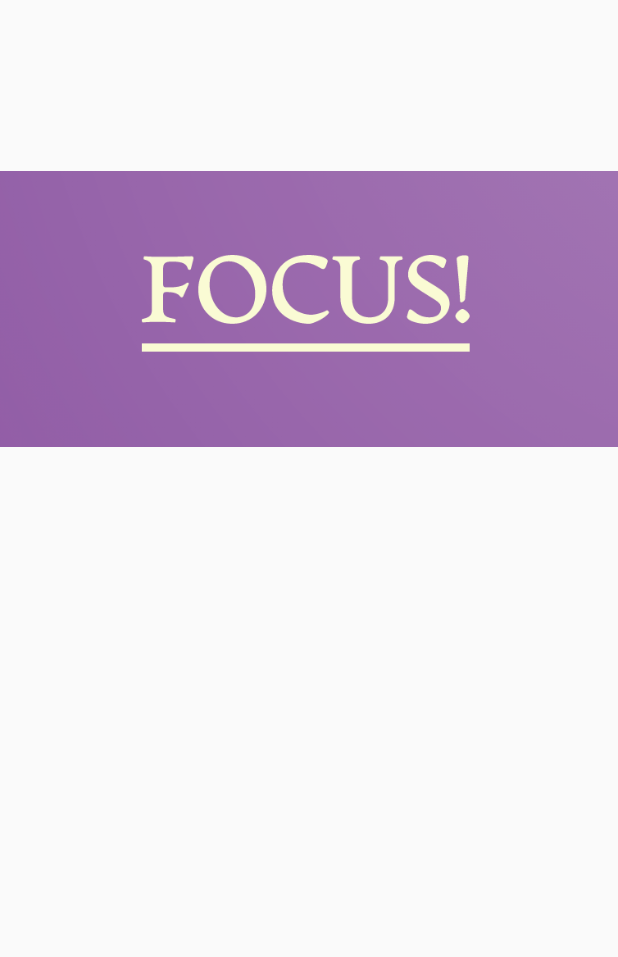
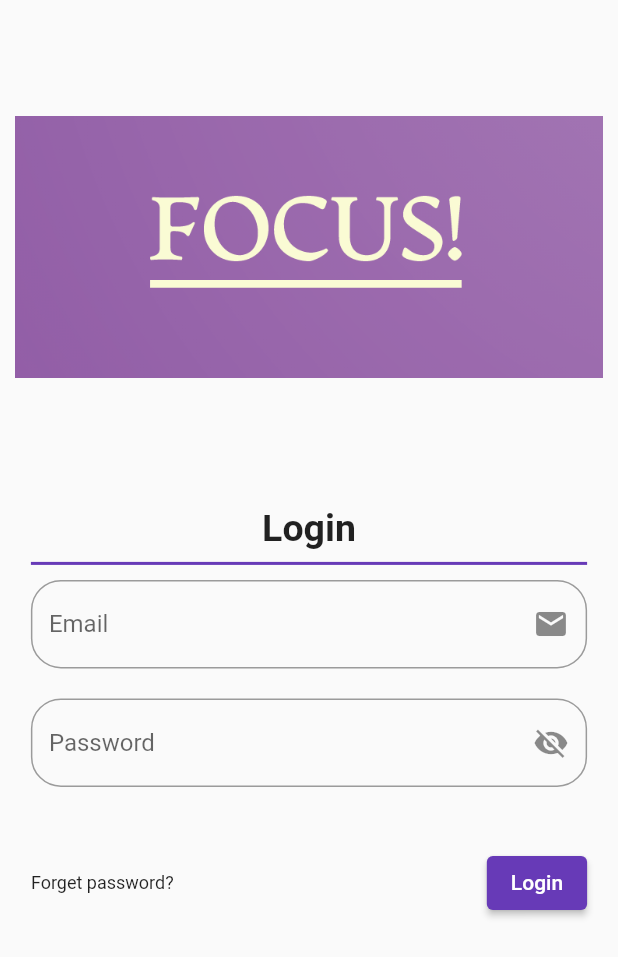
Before and after one commit to addipls/focus, a Flutter app: the screen it shows after launch, on a phone screen of 412 x 824 dp. Shown: the top 957 px of the screen. Run offline on Flutter 3.47's test engine with Material 2 defaults, Android fonts, the phone set to English and light mode, and no system bars.

Commit message:
Login screen without functionality

```diff
--- a/lib/main.dart
+++ b/lib/main.dart
@@ -17,7 +17,7 @@ class MyApp extends StatelessWidget {
     return MaterialApp(
       title: 'FOCUS!',
       theme: ThemeData(
-        primarySwatch: Colors.purple,
+        primarySwatch: Colors.deepPurple,
       ),
       home: const LoginScreen(),
     );
--- a/lib/screens/login_screen.dart
+++ b/lib/screens/login_screen.dart
@@ -20,10 +20,69 @@ class _LoginScreenState extends State<LoginScreen> {
           child: Column(
             mainAxisAlignment: MainAxisAlignment.center,
             children: [
-              Container(
-                width: width,
-                height: height * .5,
+              SizedBox(
+                width: width * .95,
+                height: height * .4,
                 child: Image.asset("assets/focuslogo.png"),
+              ),
+              Padding(
+                padding: const EdgeInsets.all(8),
+                child:
+                  SizedBox(
+                    width: width * .9,
+                    child: Row(
+                      mainAxisAlignment: MainAxisAlignment.center,
+                      children: [
+                        Text('Login',style: TextStyle(fontSize: 25.0,fontWeight: FontWeight.bold),),
+                      ],
+                    ),
+                  ),
+              ),
+              Divider(thickness: 2, height: 2, color: Colors.deepPurple, indent: width - (width * .95), endIndent: width - (width * .95),),
+              SizedBox(height: 10, width: width,),
+              SizedBox(
+                width: width * .9,
+                child: TextField(
+                  decoration: InputDecoration(
+                    hintText: 'Email',
+                    suffixIcon: Icon(Icons.email),
+                    border: OutlineInputBorder(
+                      borderRadius: BorderRadius.circular(20.0),
+                    ),
+                  ),
+                ),
+              ),
+              SizedBox(height: 20.0,),
+              SizedBox(
+                width: width * .9,
+                child: TextField(
+                  obscureText: true,
+                  decoration: InputDecoration(
+                    hintText: 'Password',
+                    suffixIcon: Icon(Icons.visibility_off),
+                    border: OutlineInputBorder(
+                      borderRadius: BorderRadius.circular(20.0),
+                    ),
+                  ),
+                ),
+              ),
+              SizedBox(height: 30.0,),
+              Padding(
+                padding: const EdgeInsets.all(10.0),
+                child: SizedBox(
+                  width: width * .9,
+                  child: Row(
+                    mainAxisAlignment: MainAxisAlignment.spaceBetween,
+                    children: [
+                      Text('Forget password?',style: TextStyle(fontSize: 12.0),),
+                      ElevatedButton(
+                        child: Text('Login'),
+                        style: ButtonStyle(),
+                        onPressed: (){},
+                      ),
+                    ],
+                  ),
+                ),
               ),
             ],
           ),
```
